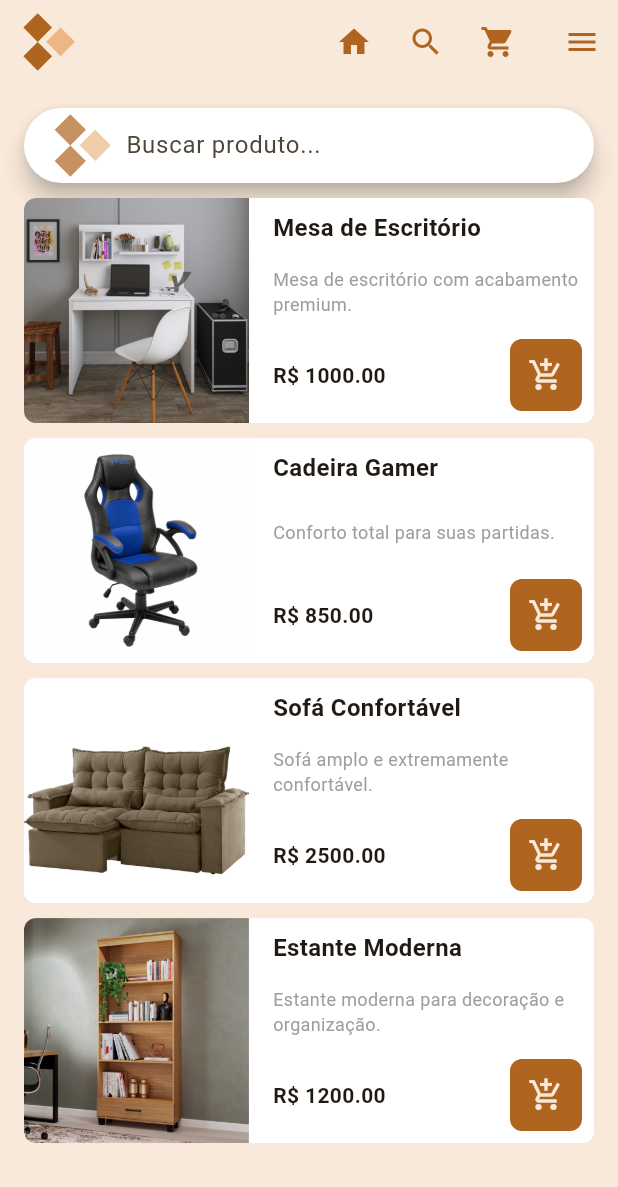
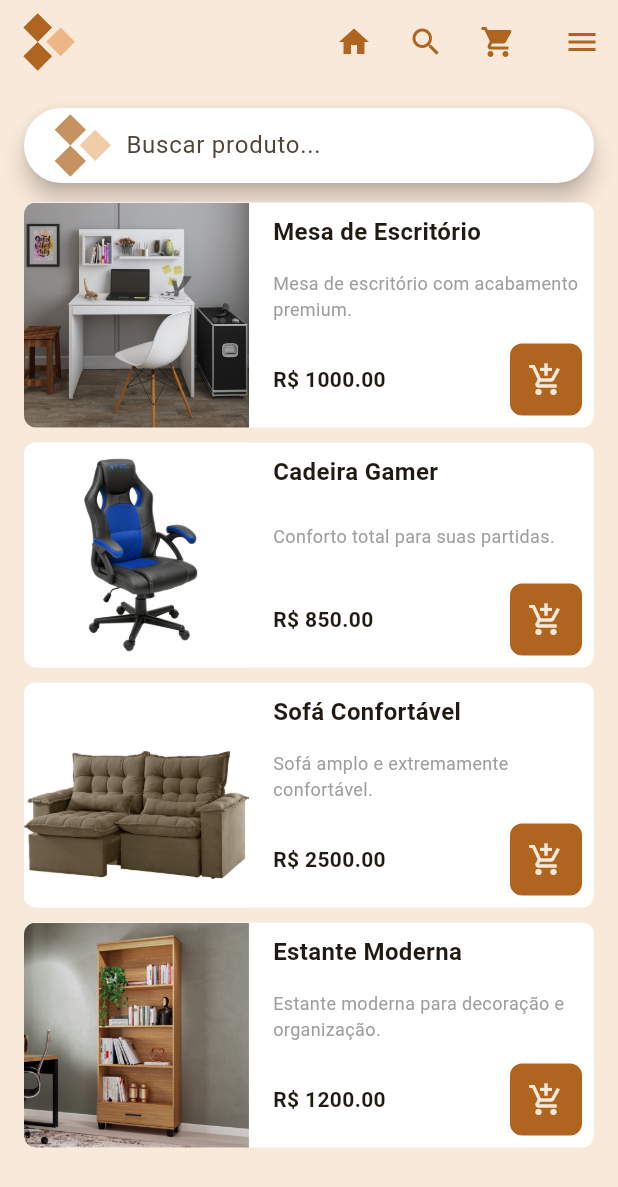
Before and after one commit to Trabalho-Unifeso/Mobile-AR, a Flutter app: the screen it shows after launch, on a phone screen of 412 x 824 dp. Shown: the top 1187 px of the screen. Run offline on Flutter 3.47's test engine with Material 3 defaults, Android fonts, the light colour scheme and no system bars; our stand-ins replace flutter_svg; missing offline and left inert: ar_flutter_plugin.

Commit message:
Sized box altura aumentada

```diff
--- a/lib/pages/home_page.dart
+++ b/lib/pages/home_page.dart
@@ -18,7 +18,7 @@ class HomePage extends StatelessWidget {
         child: Column(
           children: const [
             CustomSearchBar(),
-            SizedBox(height: 10),
+            SizedBox(height: 13),
             ProductGrid(),
           ],
         ),
```
